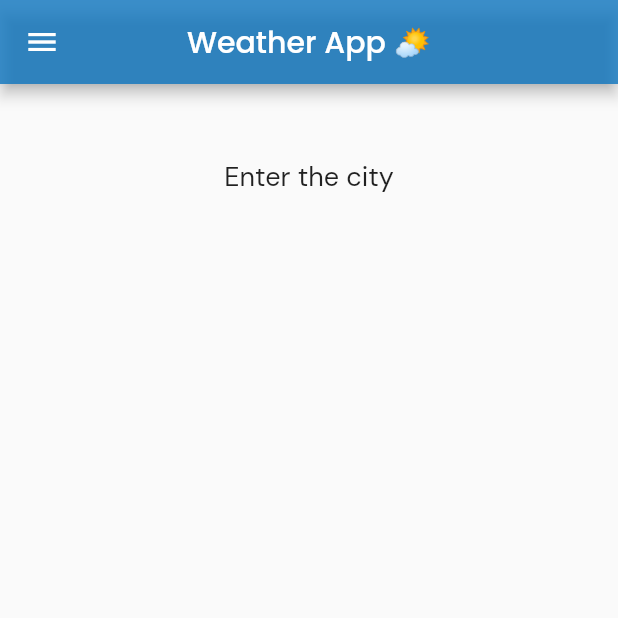
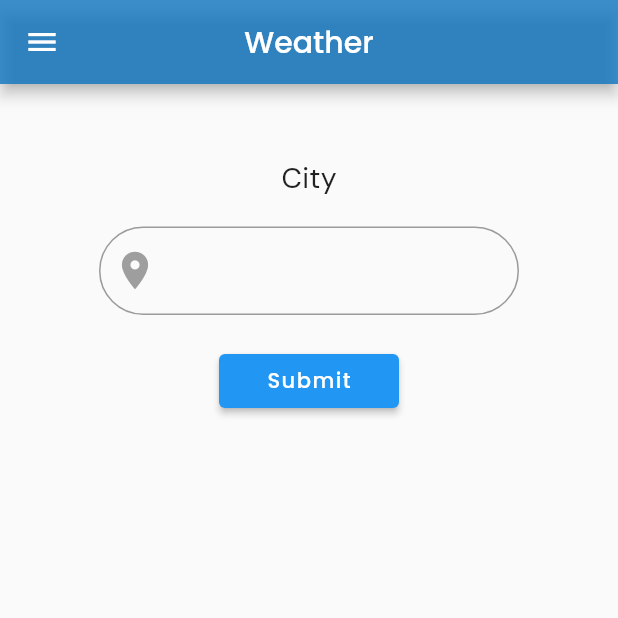
Before and after one commit to amalnandu/flutter_weather-_app, a Flutter app: the screen it shows after launch, on a phone screen of 412 x 824 dp, the top half of it. Run offline on Flutter 3.47's test engine with Material 2 defaults, Android fonts, the phone set to English and light mode, and no system bars; our stand-ins replace google_fonts.

Commit message:
addded transparency and textformfield

```diff
--- a/lib/home.dart
+++ b/lib/home.dart
@@ -1,3 +1,5 @@
+import 'dart:ui';
+
 import 'package:flutter/cupertino.dart';
 import 'package:flutter/material.dart';
 import 'package:google_fonts/google_fonts.dart';
@@ -21,12 +23,37 @@ class Home extends StatelessWidget {
                 child: Row(
                   mainAxisAlignment: MainAxisAlignment.center,
                   children: [
-                    Text("Enter the city",
-                        style: GoogleFonts.dmSans(fontSize: 18)),
+                    Text("City",
+                        style: GoogleFonts.dmSans(
+                            fontSize: 19, letterSpacing: 0.2)),
                   ],
                 ),
               ),
-              SizedBox(height: 30, width: 30),
+              SizedBox(height: 20, width: 0),
+              SizedBox(
+                width: 280,
+                child: TextFormField(
+                  decoration: InputDecoration(
+                      prefixIcon: Icon(
+                        Icons.location_on, size: 30,
+                        color: Colors.grey,
+                        // size: 16,
+                      ),
+                      border: OutlineInputBorder(
+                        borderRadius: BorderRadius.all(Radius.circular(50)),
+                      )),
+                ),
+              ),
+              SizedBox(height: 20, width: 15),
+              Container(
+                  width: 120,
+                  child: ElevatedButton(
+                    child: Text(
+                      "Submit",
+                      style: GoogleFonts.poppins(letterSpacing: 1),
+                    ),
+                    onPressed: () {},
+                  ))
             ],
           )
         ],
--- a/lib/main.dart
+++ b/lib/main.dart
@@ -16,7 +16,7 @@ class Myapp extends StatelessWidget {
       home: Scaffold(
         appBar: AppBar(
           backgroundColor: Color.fromRGBO(13, 117, 191, 0.8),
-          title: Text('Weather App 🌤', style: GoogleFonts.poppins()),
+          title: Text('Weather', style: GoogleFonts.poppins()),
           centerTitle: true,
         ),
         drawer: Drawer(
@@ -25,6 +25,12 @@ class Myapp extends StatelessWidget {
           child: Column(
             mainAxisAlignment: MainAxisAlignment.end,
             children: [
+              //   CircleAvatar(
+              //   backgroundImage: NetworkImage(
+              //       'https://www.lamborghini.com/sites/it-en/files/DAM/lamborghini/facelift_2019/homepage/families-gallery/2022/04_12/family_chooser_tecnica_m.png'),
+              // ),
+              SizedBox(height: 13, width: 13),
+
               SafeArea(
                 child: Text(
                   'Made with❤by Amal Ganesh',
```
